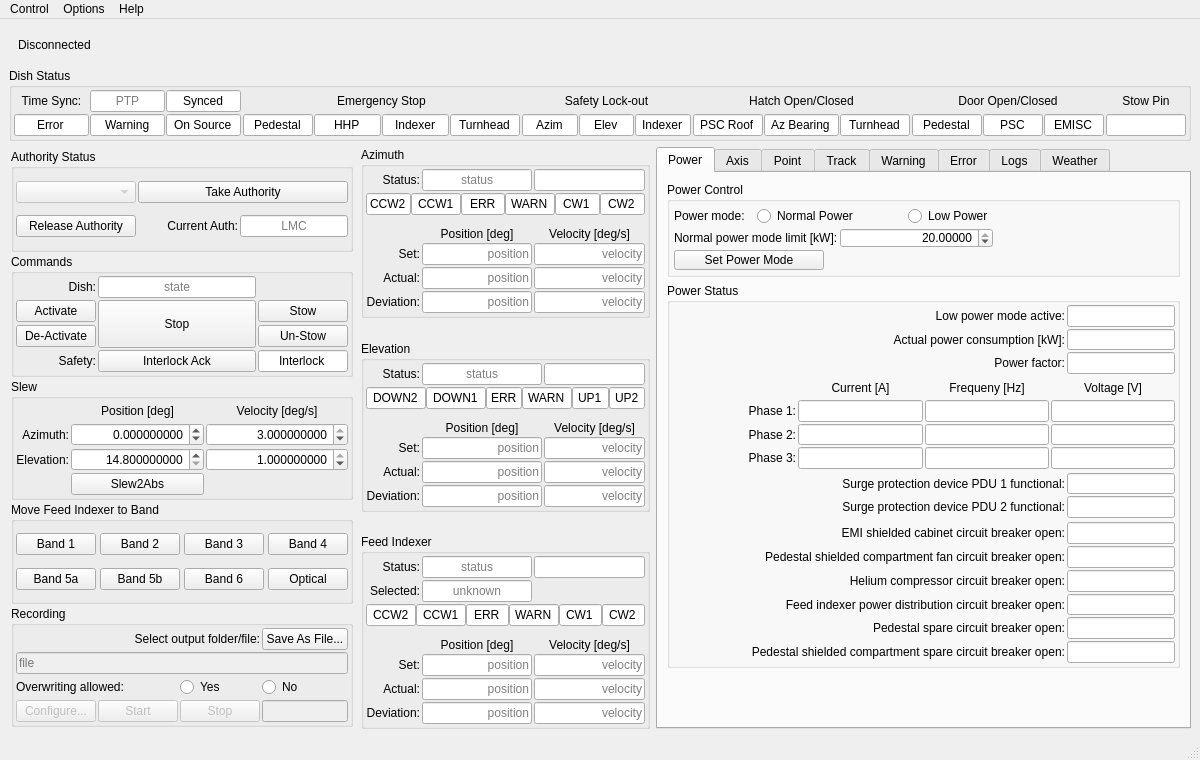
The window that src/ska_mid_disq/ui/dishstructure_mvc.ui (ska-telescope/ska-mid-dish-qualification) describes before a commit, drawn with Qt 5.
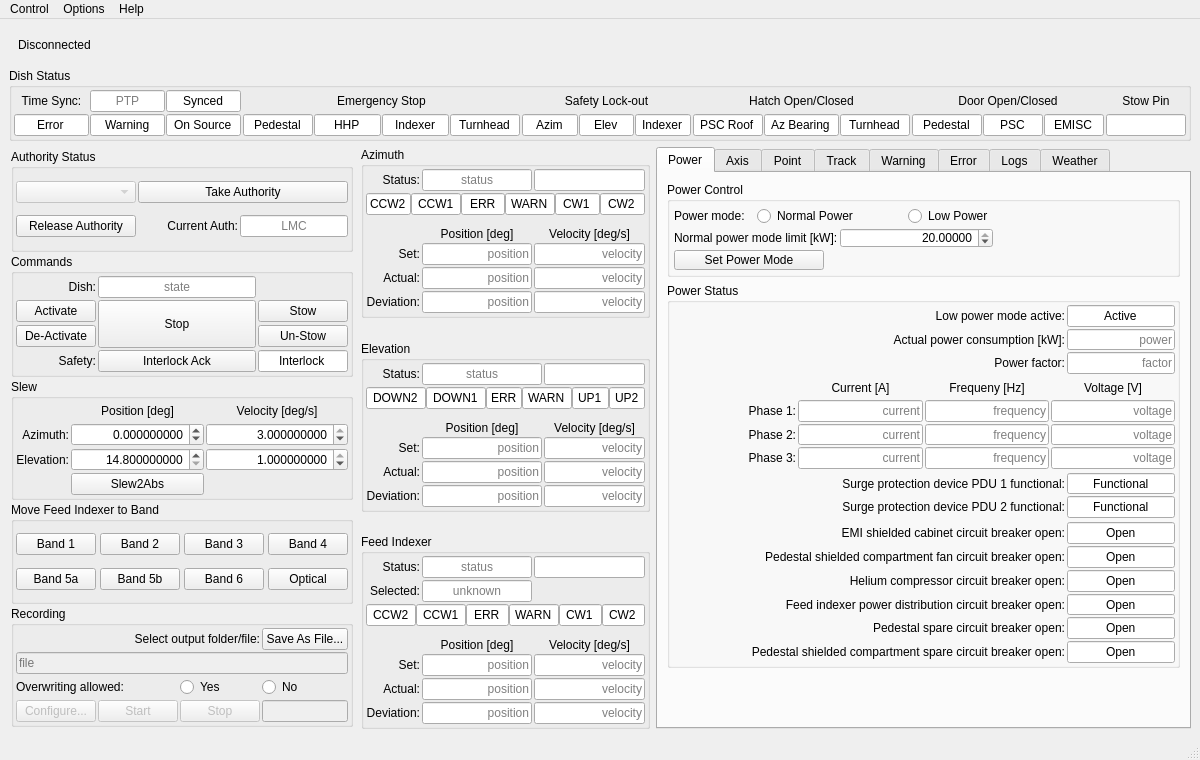
The same window after the commit. The open tabs and pages were chosen to show the change. Custom widgets are drawn as their Qt base class.

Commit message: WOM-578 Update power tab placeholder text

Diff of the .ui file:
```diff
--- a/src/ska_mid_disq/ui/dishstructure_mvc.ui
+++ b/src/ska_mid_disq/ui/dishstructure_mvc.ui
@@ -4042,6 +4042,12 @@
                <property name="focusPolicy">
                 <enum>Qt::NoFocus</enum>
                </property>
+               <property name="text">
+                <string>Open</string>
+               </property>
+               <property name="alignment">
+                <set>Qt::AlignCenter</set>
+               </property>
                <property name="readOnly">
                 <bool>true</bool>
                </property>
@@ -4107,6 +4113,12 @@
                <property name="focusPolicy">
                 <enum>Qt::NoFocus</enum>
                </property>
+               <property name="text">
+                <string>Open</string>
+               </property>
+               <property name="alignment">
+                <set>Qt::AlignCenter</set>
+               </property>
                <property name="readOnly">
                 <bool>true</bool>
                </property>
@@ -4144,6 +4156,12 @@
                <property name="focusPolicy">
                 <enum>Qt::NoFocus</enum>
                </property>
+               <property name="text">
+                <string>Open</string>
+               </property>
+               <property name="alignment">
+                <set>Qt::AlignCenter</set>
+               </property>
                <property name="readOnly">
                 <bool>true</bool>
                </property>
@@ -4181,6 +4199,12 @@
                <property name="focusPolicy">
                 <enum>Qt::NoFocus</enum>
                </property>
+               <property name="text">
+                <string>Open</string>
+               </property>
+               <property name="alignment">
+                <set>Qt::AlignCenter</set>
+               </property>
                <property name="readOnly">
                 <bool>true</bool>
                </property>
@@ -4330,6 +4354,12 @@
                <property name="focusPolicy">
                 <enum>Qt::NoFocus</enum>
                </property>
+               <property name="text">
+                <string>Open</string>
+               </property>
+               <property name="alignment">
+                <set>Qt::AlignCenter</set>
+               </property>
                <property name="readOnly">
                 <bool>true</bool>
                </property>
@@ -4367,6 +4397,12 @@
                <property name="focusPolicy">
                 <enum>Qt::NoFocus</enum>
                </property>
+               <property name="text">
+                <string>Open</string>
+               </property>
+               <property name="alignment">
+                <set>Qt::AlignCenter</set>
+               </property>
                <property name="readOnly">
                 <bool>true</bool>
                </property>
@@ -4449,6 +4485,12 @@
                <property name="focusPolicy">
                 <enum>Qt::NoFocus</enum>
                </property>
+               <property name="text">
+                <string>Functional</string>
+               </property>
+               <property name="alignment">
+                <set>Qt::AlignCenter</set>
+               </property>
                <property name="readOnly">
                 <bool>true</bool>
                </property>
@@ -4486,6 +4528,12 @@
                <property name="focusPolicy">
                 <enum>Qt::NoFocus</enum>
                </property>
+               <property name="text">
+                <string>Functional</string>
+               </property>
+               <property name="alignment">
+                <set>Qt::AlignCenter</set>
+               </property>
                <property name="readOnly">
                 <bool>true</bool>
                </property>
@@ -4630,6 +4678,9 @@
                <property name="readOnly">
                 <bool>true</bool>
                </property>
+               <property name="placeholderText">
+                <string>current</string>
+               </property>
                <property name="opcua" stdset="0">
                 <string>Management.PowerStatus.CurrentPh2</string>
                </property>
@@ -4720,6 +4771,9 @@
                <property name="readOnly">
                 <bool>true</bool>
                </property>
+               <property name="placeholderText">
+                <string>current</string>
+               </property>
                <property name="opcua" stdset="0">
                 <string>Management.PowerStatus.CurrentPh1</string>
                </property>
@@ -4754,6 +4808,9 @@
                <property name="readOnly">
                 <bool>true</bool>
                </property>
+               <property name="placeholderText">
+                <string>voltage</string>
+               </property>
                <property name="opcua" stdset="0">
                 <string>Management.PowerStatus.VoltagePh2</string>
                </property>
@@ -4788,6 +4845,9 @@
                <property name="readOnly">
                 <bool>true</bool>
                </property>
+               <property name="placeholderText">
+                <string>current</string>
+               </property>
                <property name="opcua" stdset="0">
                 <string>Management.PowerStatus.CurrentPh3</string>
                </property>
@@ -4822,6 +4882,9 @@
                <property name="readOnly">
                 <bool>true</bool>
                </property>
+               <property name="placeholderText">
+                <string>frequency</string>
+               </property>
                <property name="opcua" stdset="0">
                 <string>Management.PowerStatus.FrequencyPh1</string>
                </property>
@@ -4884,6 +4947,9 @@
                <property name="readOnly">
                 <bool>true</bool>
                </property>
+               <property name="placeholderText">
+                <string>voltage</string>
+               </property>
                <property name="opcua" stdset="0">
                 <string>Management.PowerStatus.VoltagePh3</string>
                </property>
@@ -4946,6 +5012,9 @@
                <property name="readOnly">
                 <bool>true</bool>
                </property>
+               <property name="placeholderText">
+                <string>frequency</string>
+               </property>
                <property name="opcua" stdset="0">
                 <string>Management.PowerStatus.FrequencyPh3</string>
                </property>
@@ -4980,6 +5049,9 @@
                <property name="readOnly">
                 <bool>true</bool>
                </property>
+               <property name="placeholderText">
+                <string>frequency</string>
+               </property>
                <property name="opcua" stdset="0">
                 <string>Management.PowerStatus.FrequencyPh2</string>
                </property>
@@ -5036,12 +5108,18 @@
                <property name="focusPolicy">
                 <enum>Qt::NoFocus</enum>
                </property>
+               <property name="text">
+                <string/>
+               </property>
                <property name="alignment">
                 <set>Qt::AlignRight|Qt::AlignTrailing|Qt::AlignVCenter</set>
                </property>
                <property name="readOnly">
                 <bool>true</bool>
                </property>
+               <property name="placeholderText">
+                <string>voltage</string>
+               </property>
                <property name="opcua" stdset="0">
                 <string>Management.PowerStatus.VoltagePh1</string>
                </property>
@@ -5149,6 +5227,9 @@
                <property name="readOnly">
                 <bool>true</bool>
                </property>
+               <property name="placeholderText">
+                <string>factor</string>
+               </property>
                <property name="opcua" stdset="0">
                 <string>Management.PowerStatus.PowerFactor</string>
                </property>
@@ -5177,6 +5258,12 @@
                <property name="focusPolicy">
                 <enum>Qt::NoFocus</enum>
                </property>
+               <property name="text">
+                <string>Active</string>
+               </property>
+               <property name="alignment">
+                <set>Qt::AlignCenter</set>
+               </property>
                <property name="readOnly">
                 <bool>true</bool>
                </property>
@@ -5248,6 +5335,9 @@
                <property name="readOnly">
                 <bool>true</bool>
                </property>
+               <property name="placeholderText">
+                <string>power</string>
+               </property>
                <property name="opcua" stdset="0">
                 <string>Management.PowerStatus.ActPwrCnsm</string>
                </property>
```
Left out of the diff: 24 changed lines with no effect on the pictures.
